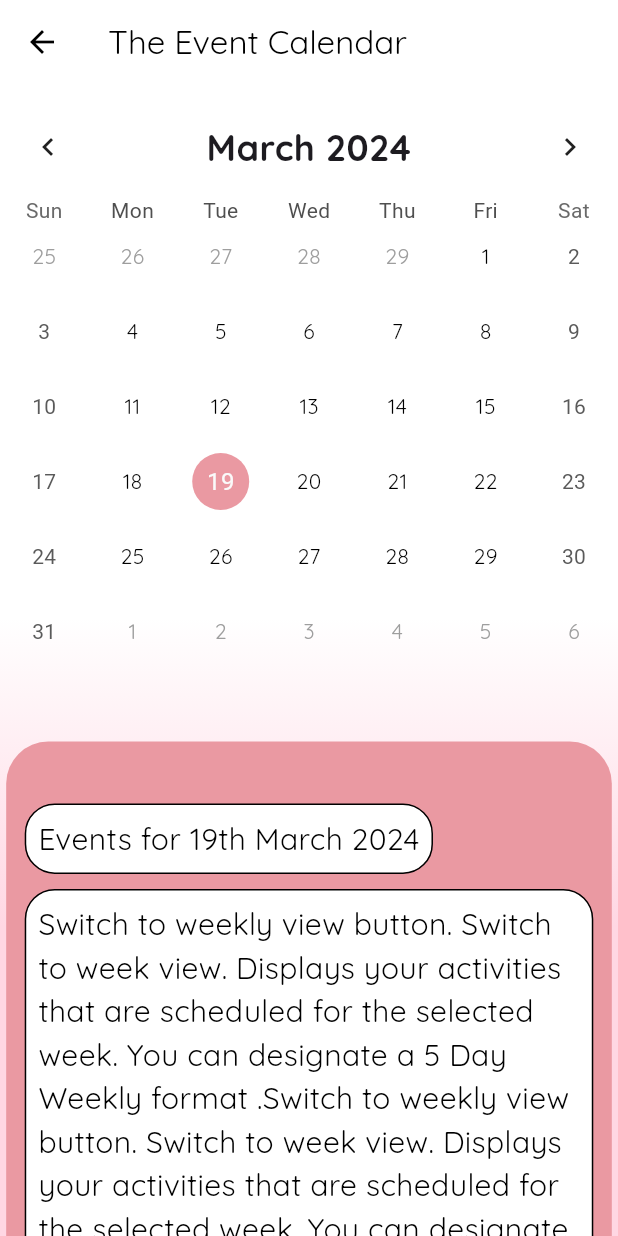
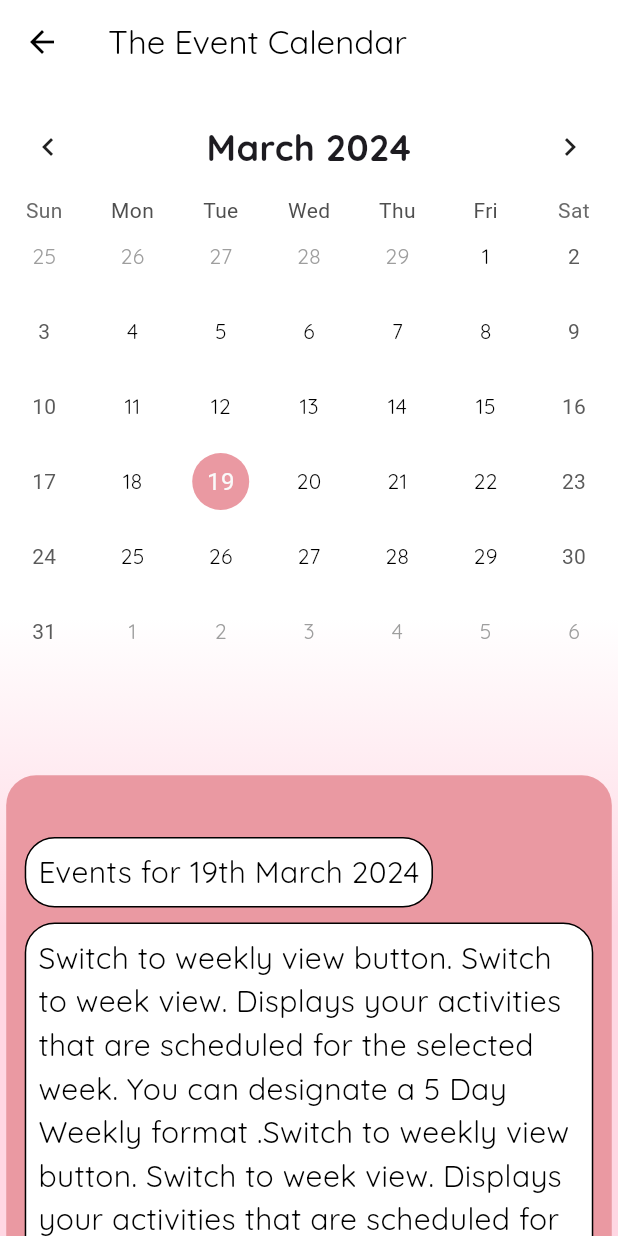
Before and after one commit to FirefoxSRV/Amrita_club_application, a Flutter app: the CalendarScreen screen opened directly, on a phone screen of 412 x 824 dp. Run offline on Flutter 3.47's test engine with Material 3 defaults, Android fonts, the phone set to English and light mode, and no system bars; drawn by our look-alikes of table_calendar; our stand-ins replace animated_text_kit, font_awesome_flutter, google_fonts.

Commit message:
Fixed bottomSheet bug

```diff
--- a/lib/Screens/CalendarScreen/calendar_screen.dart
+++ b/lib/Screens/CalendarScreen/calendar_screen.dart
@@ -107,14 +107,24 @@ class _CalendarScreenState extends State<CalendarScreen> {
             ),
           ],
         ),
-        bottomNavigationBar: BottomSheet(
-          backgroundColor: kappBarColor,
-          onClosing: () {  },
-          builder: (BuildContext context) {
-            return SizedBox(
+        bottomSheet: DraggableScrollableSheet(
+          expand: false,
+          initialChildSize: 0.4, // Initial size of the bottom sheet when built
+          minChildSize: 0.4, // Minimum size of the bottom sheet (collapsed state)
+          maxChildSize: 1, // Maximum size of the bottom sheet when expanded
+          builder: (BuildContext context,ScrollController scrollController) {
+            return Container(
+              decoration: BoxDecoration(
+                color: kappBarColor,
+                borderRadius: BorderRadius.only(topRight: Radius.circular(20),topLeft: Radius.circular(20))
+              ),
               width: MediaQuery.of(context).size.width * 0.98,
-              height: MediaQuery.of(context).size.height * 0.4,
-              child: Column(
+              child: ListView.builder(
+                shrinkWrap: true,
+                controller: scrollController,
+                itemCount: 2,
+                itemBuilder: (BuildContext context, int index) {
+                  return Column(
                     crossAxisAlignment: CrossAxisAlignment.start,
                     children: [
                       SizedBox(height: MediaQuery.of(context).size.height*0.05,),
@@ -148,6 +158,9 @@ class _CalendarScreenState extends State<CalendarScreen> {
                         ),
                       )
                     ],
+                  );
+                },
+
               ),
             );
           },
```
Lines whose indentation alone changed are shown as unchanged.
